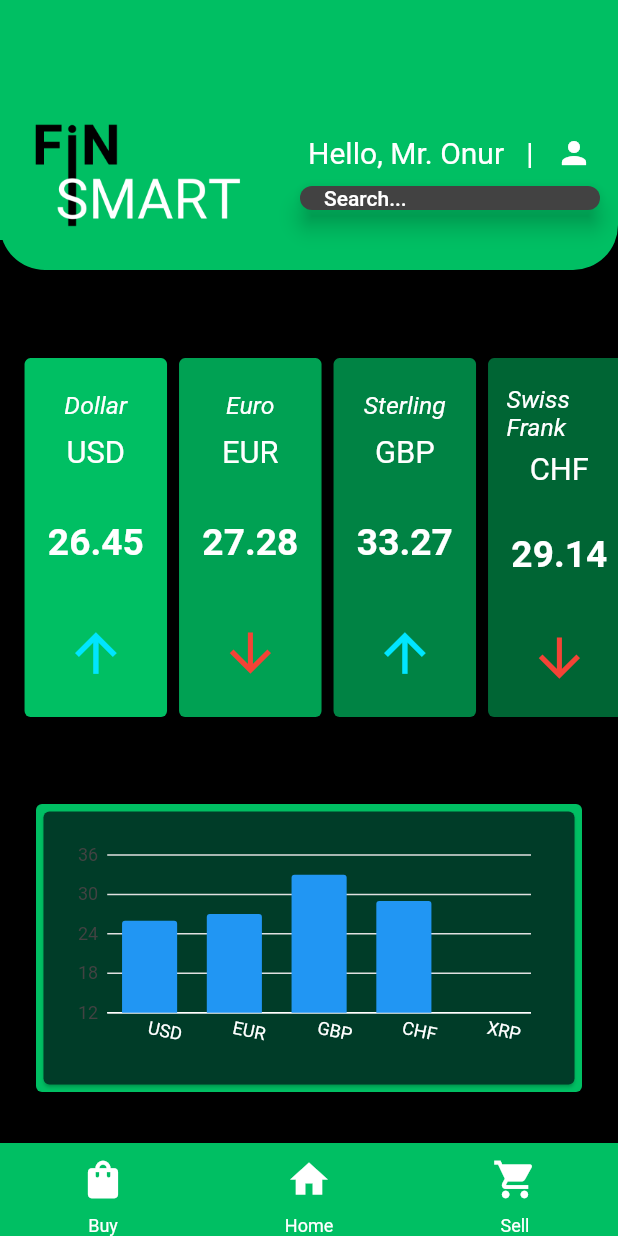
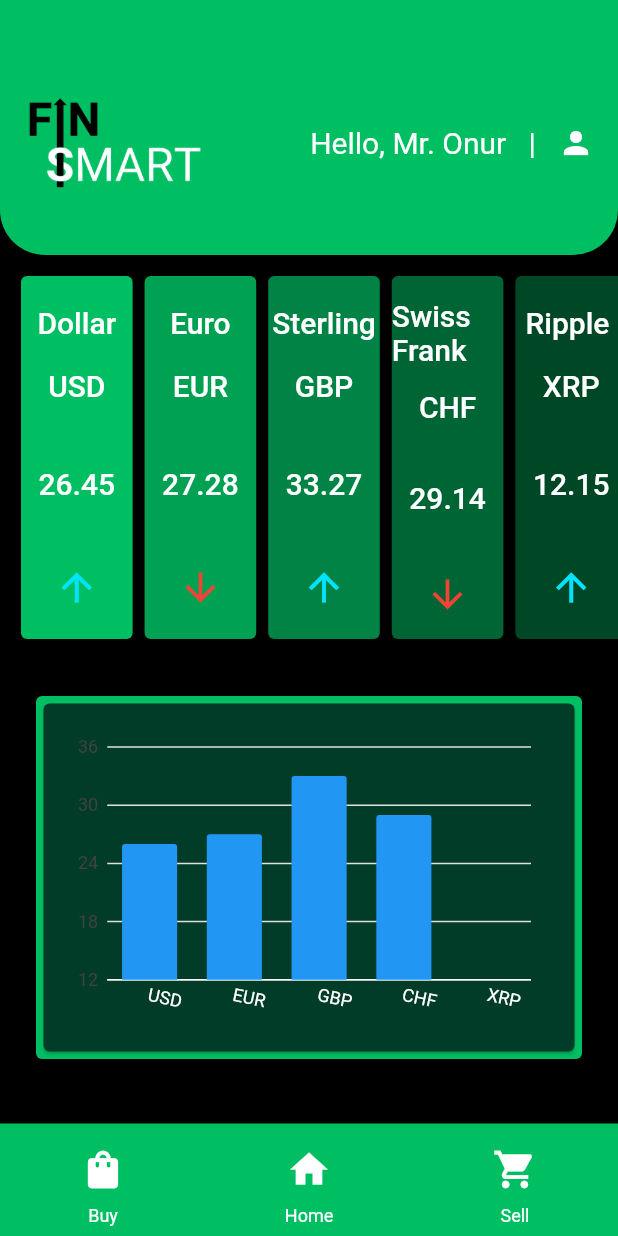
Before and after one commit to develonursahin/neon_apps_academy, a Flutter app: the screen it shows after launch, on a phone screen of 412 x 824 dp. Run offline on Flutter 3.47's test engine with Material 2 defaults, Android fonts, the phone set to English and light mode, and no system bars; our stand-ins replace carousel_slider, charts_flutter, flutter_rating_bar, image_picker, shared_preferences; missing offline and left inert: flutter_shake_animated.

Commit message:
edit: Responsive

```diff
--- a/3- Layout Widgets/Flexible Class/flexible_class_app/lib/main.dart
+++ b/3- Layout Widgets/Flexible Class/flexible_class_app/lib/main.dart
@@ -50,10 +50,13 @@ class MyApp extends StatelessWidget {
       ),
       home: Scaffold(
         backgroundColor: Colors.black,
-        body: Column(
+        body: SingleChildScrollView(
+          scrollDirection: Axis.vertical,
+          child: Column(
             mainAxisAlignment: MainAxisAlignment.spaceBetween,
             children: [
               Container(
+                height: 170,
                 decoration: BoxDecoration(
                   color: Color.fromARGB(255, 0, 191, 99),
                   borderRadius: BorderRadius.only(
@@ -64,44 +67,31 @@ class MyApp extends StatelessWidget {
                 child: Column(
                   children: [
                     Padding(
-                    padding: EdgeInsets.only(top: 70, bottom: 20),
+                      padding: EdgeInsets.only(top: 20),
+                      child: Row(
+                        mainAxisAlignment: MainAxisAlignment.spaceBetween,
+                        children: [
+                          SizedBox(
+                            width: 150,
+                            height: 150,
+                            child: Image(
+                              image: AssetImage('assets/images/logo2.png'),
+                            ),
+                          ),
+                          Padding(
+                            padding: const EdgeInsets.only(right: 16),
                             child: Row(
                               children: [
-                        SizedBox(
-                          width: 180,
-                          height: 90,
-                          child: Image(
-                            image: AssetImage('assets/images/logo.png'),
-                          ),
-                        ),
-                        Column(
-                          children: [
-                            Row(
-                              children: [
-                                Padding(
-                                  padding: EdgeInsets.only(left: 20),
-                                  child: Text(
+                                Text(
                                   "Hello, ${member.gender} ${member.fullName}   |   ",
                                   style: TextStyle(
-                                      color: Colors.white,
-                                      fontSize: 20,
+                                      color: Colors.white, fontSize: 20),
                                 ),
-                                  ),
-                                ),
-                                Icon(Icons.person_sharp)
+                                Icon(
+                                  Icons.person_sharp,
+                                )
                               ],
                             ),
-                            Padding(
-                              padding: EdgeInsets.only(left: 20, top: 10),
-                              child: SearchBar(
-                                constraints: BoxConstraints(
-                                  maxWidth: 200,
-                                  maxHeight: 30,
-                                ),
-                                hintText: "Search...",
-                              ),
-                            )
-                          ],
                           ),
                         ],
                       ),
@@ -111,9 +101,10 @@ class MyApp extends StatelessWidget {
               ),
               CurrencyCards(),
               Chart(currenciesList: currenciesList),
-            BottomNavigation()
             ],
           ),
+        ),
+        bottomNavigationBar: BottomNavigation(),
       ),
     );
   }
--- a/3- Layout Widgets/Flexible Class/flexible_class_app/lib/widgets/bottom_navigation_widget.dart
+++ b/3- Layout Widgets/Flexible Class/flexible_class_app/lib/widgets/bottom_navigation_widget.dart
@@ -6,6 +6,7 @@ class BottomNavigation extends StatelessWidget {
   @override
   Widget build(BuildContext context) {
     return Container(
+      height: 75,
       color: Color.fromARGB(255, 0, 191, 99),
       child: Row(
         mainAxisAlignment: MainAxisAlignment.spaceAround,
--- a/3- Layout Widgets/Flexible Class/flexible_class_app/lib/widgets/chart/chart_widget.dart
+++ b/3- Layout Widgets/Flexible Class/flexible_class_app/lib/widgets/chart/chart_widget.dart
@@ -12,8 +12,8 @@ class Chart extends StatelessWidget {
     return Padding(
       padding: const EdgeInsets.only(top: 20, left: 20, right: 20),
       child: SizedBox(
-        width: 500,
-        height: 200,
+        width: MediaQuery.sizeOf(context).width,
+        height: 250,
         child: Card(
           color: const Color.fromARGB(255, 0, 191, 99),
           child: Padding(
--- a/3- Layout Widgets/Flexible Class/flexible_class_app/lib/widgets/currency_cards_widget.dart
+++ b/3- Layout Widgets/Flexible Class/flexible_class_app/lib/widgets/currency_cards_widget.dart
@@ -7,24 +7,19 @@ class CurrencyCards extends StatelessWidget {
 
   @override
   Widget build(BuildContext context) {
-    final screenWidth = MediaQuery.of(context).size.width;
-    final screenHeight = MediaQuery.of(context).size.height;
+    final textTheme = Theme.of(context).textTheme;
     final random = Random();
 
     return SingleChildScrollView(
       scrollDirection: Axis.horizontal,
       child: Padding(
-        padding: EdgeInsets.only(
-          top: screenHeight * 0.03,
-          left: screenWidth * 0.03,
-          right: screenWidth * 0.03,
-        ),
+        padding: EdgeInsets.all(10),
         child: Row(
           children: List.generate(
             currenciesList.length,
             (index) {
-              final cardWidth = screenWidth * 0.25;
-              final cardHeight = screenHeight * 0.3;
+              final cardWidth = MediaQuery.of(context).size.width * 0.2;
+              final cardHeight = MediaQuery.of(context).size.width * 0.5;
 
               final isIncrease = random.nextBool();
               final icon =
@@ -33,45 +28,31 @@ class CurrencyCards extends StatelessWidget {
                   isIncrease ? Color.fromARGB(255, 0, 229, 255) : Colors.red;
 
               return SizedBox(
-                height: cardHeight,
+                height: 250,
                 width: cardWidth,
                 child: Card(
                   color: Color.fromARGB(255 - index * 40, 0, 191, 99),
-                  child: Padding(
-                    padding: EdgeInsets.all(screenWidth * 0.03),
                   child: Column(
                     mainAxisAlignment: MainAxisAlignment.spaceEvenly,
                     children: [
                       Text(
                         "${currenciesList[index].moneyName}",
-                          style: TextStyle(
-                            color: Colors.white,
-                            fontSize: screenWidth * 0.04,
-                            fontStyle: FontStyle.italic,
-                          ),
+                        style: textTheme.titleLarge,
                       ),
                       Text(
                         "${currenciesList[index].currencySymbol}\n",
-                          style: TextStyle(
-                            color: Colors.white,
-                            fontSize: screenWidth * 0.05,
-                          ),
+                        style: textTheme.titleLarge,
                       ),
                       Text(
                         "${currenciesList[index].instantValue}\n",
-                          style: TextStyle(
-                            color: Colors.white,
-                            fontSize: screenWidth * 0.06,
-                            fontWeight: FontWeight.bold,
-                          ),
+                        style: textTheme.titleLarge,
                       ),
                       Icon(
                         icon,
                         color: iconColor,
-                          size: screenWidth * 0.1,
+                        size: 30,
                       ),
                     ],
-                    ),
                   ),
                 ),
               );
```
Lines whose indentation alone changed are shown as unchanged.
